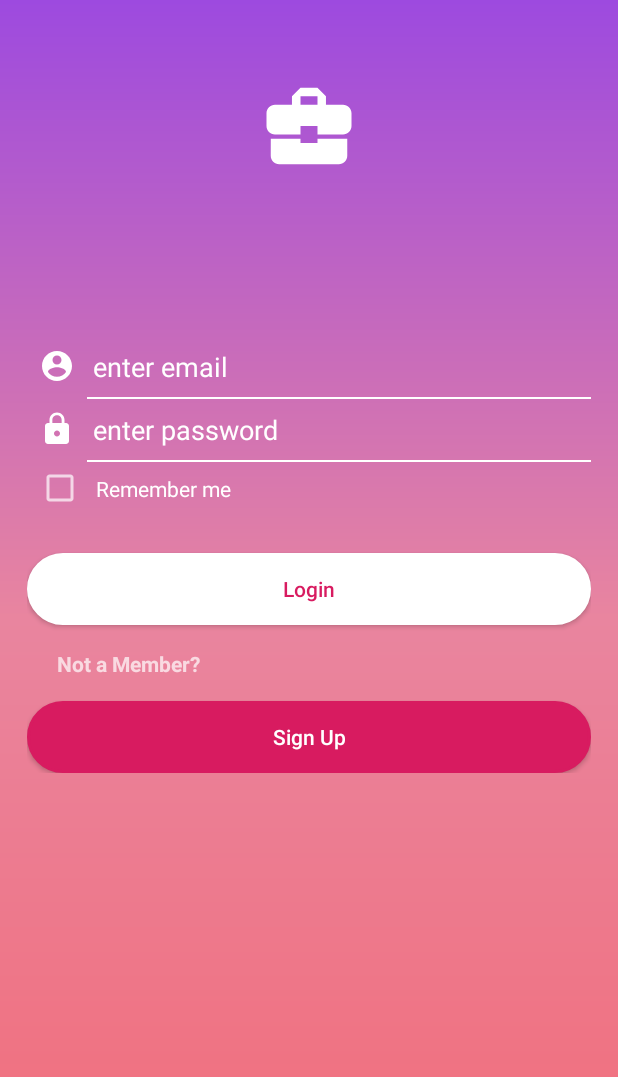
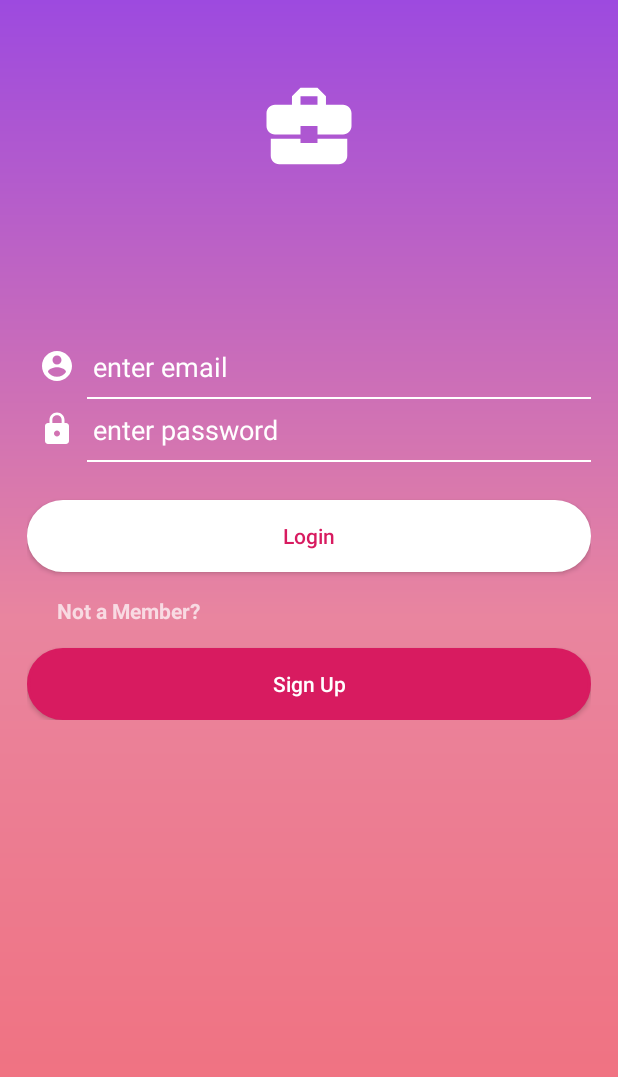
Before and after one commit to SamJay0/Hotel-Booking-App, an Android app: the LoginActivity screen opened directly, with no data from a screen before it, on a phone screen of 412 x 824 dp. Shown: the top 1077 px of the screen. Run offline under Robolectric (Android 15) with nearby library versions, the phone set to English and light mode, and no system bars; our stand-ins replace Firebase (no records; nobody signed in at launch, a user with empty details on screens opened directly).

Commit message:
worked on login

```diff
--- a/app/build.gradle
+++ b/app/build.gradle
@@ -29,5 +29,6 @@ dependencies {
     androidTestImplementation 'com.android.support.test.espresso:espresso-core:3.0.2'
     implementation 'com.google.firebase:firebase-core:16.0.9'
     implementation 'com.google.firebase:firebase-auth:16.0.5'
+    implementation 'com.firebaseui:firebase-ui-database:0.4.0'
 }
 apply plugin: 'com.google.gms.google-services'
--- a/app/src/main/java/com/example/hotelbookingapp/HomeActivity.java
+++ b/app/src/main/java/com/example/hotelbookingapp/HomeActivity.java
@@ -19,6 +19,8 @@ import android.widget.LinearLayout;
 import android.widget.ListView;
 import android.widget.Toast;
 
+import com.google.firebase.auth.FirebaseAuth;
+
 import java.util.ArrayList;
 
 public class HomeActivity extends AppCompatActivity
@@ -26,7 +28,8 @@ public class HomeActivity extends AppCompatActivity
 
     ListView listView;
     ArrayList <Hotel>hotels;
-
+    FirebaseAuth mFirebaseAuth;
+    private FirebaseAuth.AuthStateListener mAuthStateListener;
     @Override
     protected void onCreate(Bundle savedInstanceState) {
         super.onCreate(savedInstanceState);
@@ -121,6 +124,7 @@ public class HomeActivity extends AppCompatActivity
 
         }
         else if(id == R.id.nav_log_out){
+            FirebaseAuth.getInstance().signOut();
             Intent i =new Intent(this,LoginActivity.class);
             startActivity(i);
         }
--- a/app/src/main/java/com/example/hotelbookingapp/LoginActivity.java
+++ b/app/src/main/java/com/example/hotelbookingapp/LoginActivity.java
@@ -1,26 +1,92 @@
 package com.example.hotelbookingapp;
 
 import android.content.Intent;
+import android.support.annotation.NonNull;
 import android.support.v7.app.AppCompatActivity;
 import android.os.Bundle;
 import android.view.View;
+import android.widget.Button;
+import android.widget.EditText;
+import android.widget.Toast;
+
+import com.google.android.gms.tasks.OnCompleteListener;
+import com.google.android.gms.tasks.Task;
+import com.google.firebase.auth.AuthResult;
+import com.google.firebase.auth.FirebaseAuth;
+import com.google.firebase.auth.FirebaseUser;
 
 public class LoginActivity extends AppCompatActivity {
+    EditText emailID,password;
+    Button login,signUp;
+    FirebaseAuth mFirebaseAuth;
+    private  FirebaseAuth.AuthStateListener mAuthStateListener;
 
     @Override
     protected void onCreate(Bundle savedInstanceState) {
         super.onCreate(savedInstanceState);
         setContentView(R.layout.activity_login);
-    }
-    public void sign_up(View view){
-        Intent i=new Intent(this,SignUpActivity.class);
-        startActivity(i);
-    }
-    public void login(View view){
-        Intent i=new Intent(this,HomeActivity.class);
-        startActivity(i);
+        emailID = findViewById(R.id.login_email);
+        password = findViewById(R.id.login_password);
+        login = findViewById(R.id.login_btn);
+        signUp = findViewById(R.id._sign_up_if_not_member);
+//
+        mAuthStateListener = new FirebaseAuth.AuthStateListener() {
+            @Override
+            public void onAuthStateChanged(@NonNull FirebaseAuth firebaseAuth) {
+                FirebaseUser mFirebaseUser = mFirebaseAuth.getCurrentUser();
+                if (mFirebaseUser != null) {
+                    Toast.makeText(LoginActivity.this, "You are logged in", Toast.LENGTH_SHORT).show();
+                    Intent i = new Intent(LoginActivity.this, HomeActivity.class);
+                    startActivity(i);
+                } else {
+                    Toast.makeText(LoginActivity.this, "Please Login", Toast.LENGTH_SHORT).show();
+                }
+
+            }
+        };
+//
+        login.setOnClickListener(new View.OnClickListener() {
+            @Override
+            public void onClick(View v) {
+                String email = emailID.getText().toString();
+                String pass = password.getText().toString();
+                if (email.isEmpty()) {
+                    emailID.setError("Please enter email");
+                    emailID.requestFocus();
+                } else if (pass.isEmpty()) {
+                    password.setError("please enter password");
+                    password.requestFocus();
+                } else if (email.isEmpty() && pass.isEmpty()) {
+                    Toast.makeText(LoginActivity.this, "fields are empty", Toast.LENGTH_SHORT).show();
+                } else if (!(email.isEmpty() && pass.isEmpty())) {
+                    mFirebaseAuth.signInWithEmailAndPassword(email, pass).addOnCompleteListener(LoginActivity.this, new OnCompleteListener<AuthResult>() {
+                        @Override
+                        public void onComplete(@NonNull Task<AuthResult> task) {
+                            if (!task.isSuccessful()) {
+                                Toast.makeText(LoginActivity.this, "Login failed. Try again", Toast.LENGTH_SHORT).show();
+                            } else {
+                                startActivity(new Intent(LoginActivity.this, HomeActivity.class));
+                            }
+                        }
+                    });
+                } else {
+                    Toast.makeText(LoginActivity.this, "Error Occurred!", Toast.LENGTH_SHORT).show();
+                }
+            }
+        });
+        signUp.setOnClickListener(new View.OnClickListener() {
+            @Override
+            public void onClick(View v) {
+                startActivity(new Intent(LoginActivity.this, SignUpActivity.class));
+            }
+        });
 
     }
 
-
+    @Override
+    protected void onStart() {
+        super.onStart();
+        Toast.makeText(this, "app started", Toast.LENGTH_SHORT).show();
+//        mFirebaseAuth.addAuthStateListener(mAuthStateListener);
+    }
 }
--- a/app/src/main/res/layout/activity_login.xml
+++ b/app/src/main/res/layout/activity_login.xml
@@ -24,7 +24,7 @@
                 android:layout_marginBottom="20dp"
                 android:src="@drawable/ic_building"/>
             <EditText
-                android:id="@+id/login_username"
+                android:id="@+id/login_email"
                 android:layout_width="match_parent"
                 android:layout_height="wrap_content"
                 android:hint="@string/email"
@@ -60,14 +60,14 @@
                 android:background="@color/white"
                 android:layout_marginLeft="40dp"
                 android:layout_marginStart="40dp"/>
-            <CheckBox
-                android:id="@+id/remember_me"
-                android:layout_width="match_parent"
-                android:layout_height="wrap_content"
-                android:padding="8dp"
-                android:layout_marginLeft="6dp"
-                android:layout_marginStart="6dp"
-                android:text="@string/remember"/>
+            <!--<CheckBox-->
+                <!--android:id="@+id/remember_me"-->
+                <!--android:layout_width="match_parent"-->
+                <!--android:layout_height="wrap_content"-->
+                <!--android:padding="8dp"-->
+                <!--android:layout_marginLeft="6dp"-->
+                <!--android:layout_marginStart="6dp"-->
+                <!--android:text="@string/remember"/>-->
             <Button
                 android:id="@+id/login_btn"
                 android:layout_width="match_parent"
@@ -77,7 +77,6 @@
                 android:text="@string/login"
                 android:clickable="true"
                 android:focusable="true"
-                android:onClick="login"
                 android:textColor="@color/colorAccent"
                 android:textAllCaps="false"
                 />
@@ -97,7 +96,6 @@
                 android:background="@drawable/sign_up_background"
                 android:clickable="true"
                 android:focusable="true"
-                android:onClick="sign_up"
                 android:text="@string/sign_up"
                 android:textColor="@color/white"
                 android:textAllCaps="false"/>
```
